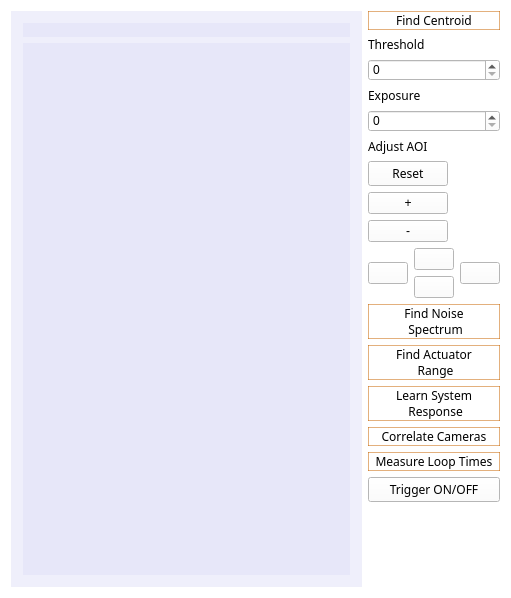
First picture: the form in feedback_cam.ui, repository Joseph459459/kHz-STABILIZER, before the edit.
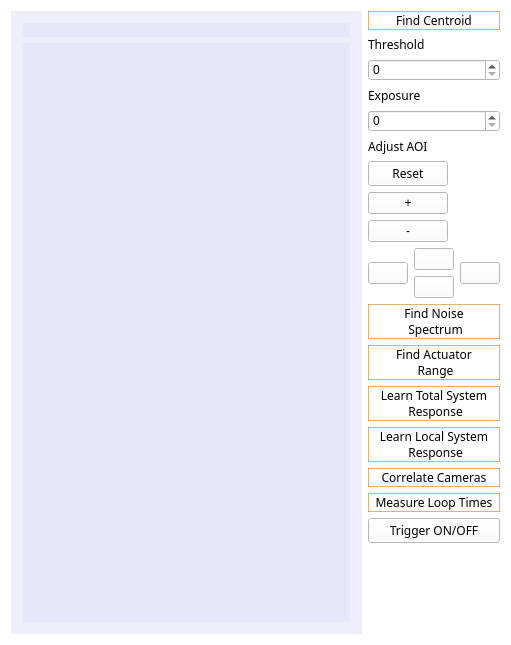
Second picture: the form after the edit. Custom widgets are drawn as their Qt base class.

Commit message: Include both system response methods

Patch:
```diff
--- a/feedback_cam.ui
+++ b/feedback_cam.ui
@@ -7,7 +7,7 @@
     <x>0</x>
     <y>0</y>
     <width>511</width>
-    <height>598</height>
+    <height>645</height>
    </rect>
   </property>
   <property name="styleSheet">
@@ -38,7 +38,7 @@
          <x>0</x>
          <y>0</y>
          <width>319</width>
-         <height>559</height>
+         <height>606</height>
         </rect>
        </property>
        <layout class="QGridLayout" name="gridLayout">
@@ -389,7 +389,43 @@
 }</string>
         </property>
         <property name="text">
-         <string>Learn System 
+         <string>Learn Total System 
+ Response</string>
+        </property>
+       </widget>
+      </item>
+      <item>
+       <widget class="QPushButton" name="localSystemResponseButton">
+        <property name="enabled">
+         <bool>true</bool>
+        </property>
+        <property name="sizePolicy">
+         <sizepolicy hsizetype="Minimum" vsizetype="Fixed">
+          <horstretch>0</horstretch>
+          <verstretch>0</verstretch>
+         </sizepolicy>
+        </property>
+        <property name="font">
+         <font>
+          <family>Source Code Pro</family>
+         </font>
+        </property>
+        <property name="styleSheet">
+         <string notr="true">QPushButton{
+border-style: solid;
+border-color: rgba(200,100,0,130);
+border-width: 1px;
+}
+
+QPushButton::pressed{
+background-color: rgba(200, 100, 0,20);
+border-style: inset;
+
+
+}</string>
+        </property>
+        <property name="text">
+         <string>Learn Local System 
  Response</string>
         </property>
        </widget>
```
Left out of the diff: 2 changed lines with no effect on the pictures. The commit also changes 10 other files.
